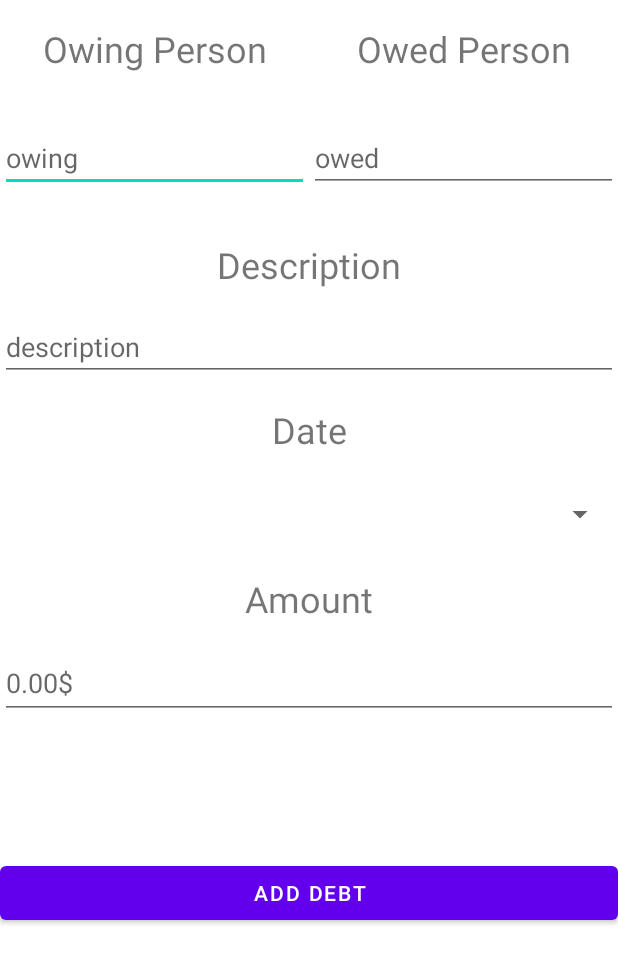
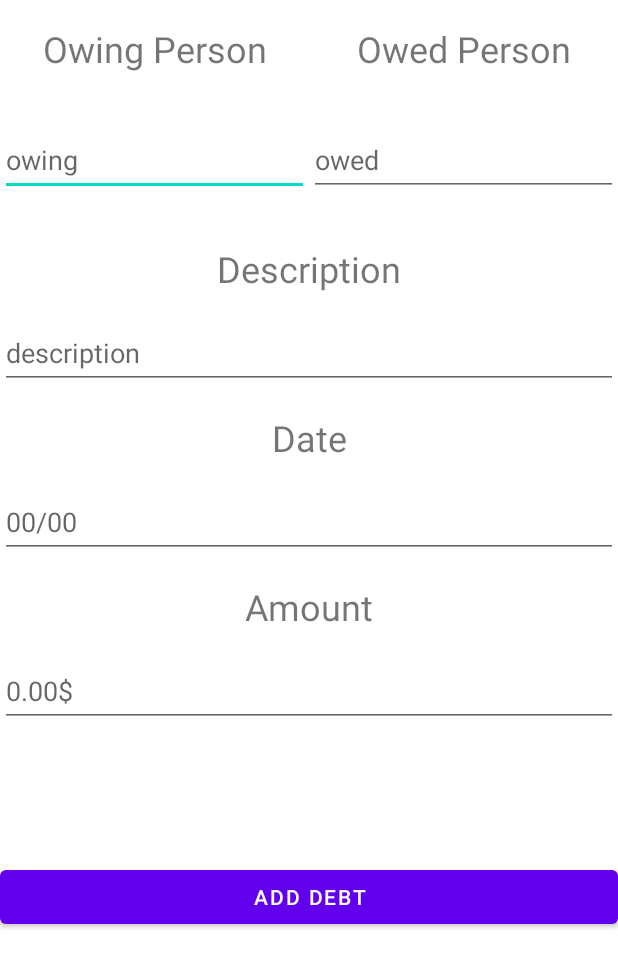
Before and after one commit to DrewBogdan/HouseApp, an Android app: the layout debt_item.xml on its own in the app's theme, with its tools: preview values and no code run, on a phone screen of 412 x 824 dp. Shown: the top 967 px of the screen. Run offline under Robolectric (Android 15) with nearby library versions, the phone set to English and light mode, and no system bars.

```diff
--- a/app/src/main/res/layout/chore_item.xml
+++ b/app/src/main/res/layout/chore_item.xml
@@ -17,8 +17,9 @@
         app:layout_constraintHorizontal_bias="0.5"
         app:layout_constraintStart_toStartOf="parent" />
 
-    <Spinner
+    <EditText
         android:id="@+id/dateSpinner"
+        android:inputType="date"
         android:layout_width="0dp"
         android:layout_height="wrap_content"
         android:layout_marginTop="50dp"
--- a/app/src/main/res/layout/debt_item.xml
+++ b/app/src/main/res/layout/debt_item.xml
@@ -12,6 +12,7 @@
         android:layout_height="wrap_content"
         android:layout_marginTop="34dp"
         android:hint="owing"
+        android:minHeight="48dp"
         app:layout_constraintEnd_toStartOf="@+id/owedEdit"
         app:layout_constraintHorizontal_bias="0.5"
         app:layout_constraintStart_toStartOf="parent"
@@ -36,6 +37,7 @@
         android:layout_height="wrap_content"
         android:layout_marginTop="16dp"
         android:hint="description"
+        android:minHeight="48dp"
         app:layout_constraintEnd_toEndOf="parent"
         app:layout_constraintStart_toStartOf="parent"
         app:layout_constraintTop_toBottomOf="@+id/descriptionText"
@@ -47,6 +49,7 @@
         android:layout_height="wrap_content"
         android:layout_marginTop="34dp"
         android:hint="owed"
+        android:minHeight="48dp"
         app:layout_constraintEnd_toEndOf="parent"
         app:layout_constraintHorizontal_bias="0.5"
         app:layout_constraintStart_toEndOf="@+id/OwingEdit"
@@ -105,12 +108,14 @@
         app:layout_constraintStart_toStartOf="parent"
         app:layout_constraintTop_toBottomOf="@+id/descriptionEdit" />
 
-    <Spinner
+    <EditText
         android:id="@+id/dateSpinnerDebt"
-        android:layout_width="409dp"
+        android:hint="00/00"
+        android:layout_width="0dp"
         android:layout_height="wrap_content"
         android:layout_marginTop="16dp"
         android:minHeight="48dp"
+        android:inputType="date"
         app:layout_constraintEnd_toEndOf="parent"
         app:layout_constraintStart_toStartOf="parent"
         app:layout_constraintTop_toBottomOf="@+id/dateTextDebt"
```
Also changed, not shown: app/src/main/java/com/bogdan/drew/finalproject/ItemActivity.java (+29 -23 lines).
